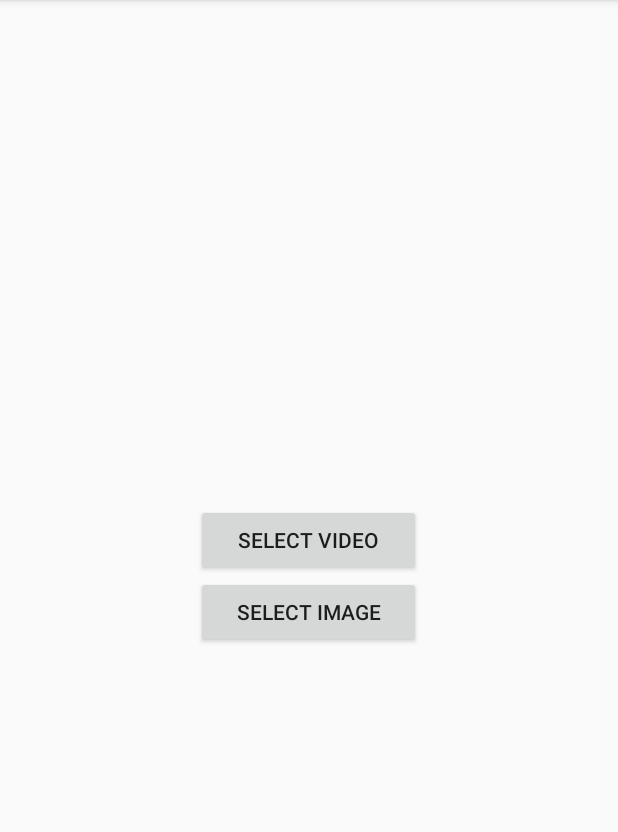
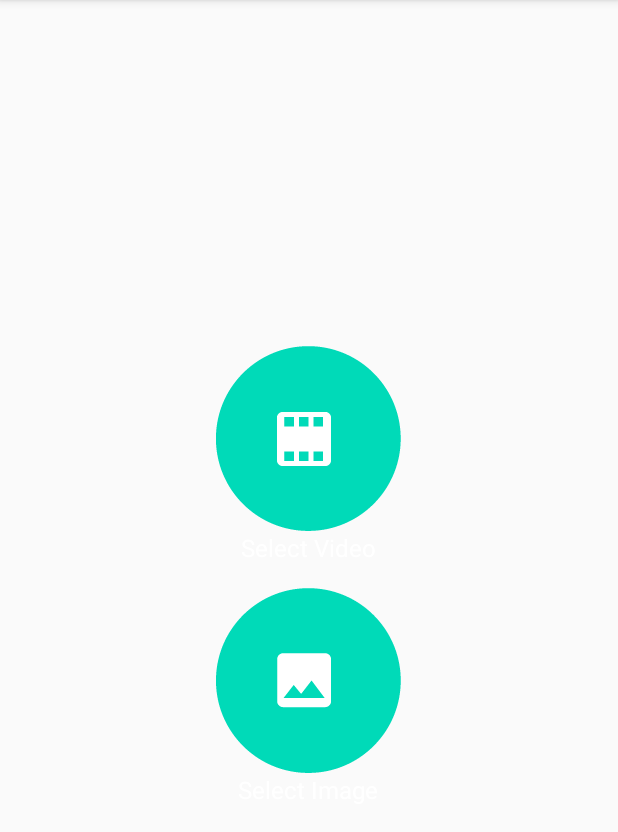
Before and after one commit to picsart-aram/VideoEditor, an Android app: the screen it shows after launch (MainActivity), on a phone screen of 412 x 824 dp, the part 84-916 px from its top. Run offline under Robolectric (Android 15) with nearby library versions, the phone set to English and light mode, and no system bars.

Commit message:
main screen layout

```diff
--- /dev/null
+++ b/app/src/main/res/drawable/main_screen_select_image.xml
@@ -0,0 +1,5 @@
+<?xml version="1.0" encoding="utf-8"?>
+<selector xmlns:android="http://schemas.android.com/apk/res/android">
+    <item android:drawable="@drawable/select_image" android:state_pressed="false"></item>
+    <item android:drawable="@drawable/select_image_p" android:state_pressed="true"></item>
+</selector>
--- /dev/null
+++ b/app/src/main/res/drawable/main_screen_select_video.xml
@@ -0,0 +1,6 @@
+<?xml version="1.0" encoding="utf-8"?>
+<selector xmlns:android="http://schemas.android.com/apk/res/android">
+    <item android:drawable="@drawable/select_video" android:state_pressed="false"></item>
+    <item android:drawable="@drawable/select_video_p" android:state_pressed="true"></item>
+
+</selector>
--- a/app/src/main/res/layout/activity_main.xml
+++ b/app/src/main/res/layout/activity_main.xml
@@ -6,16 +6,26 @@
     android:orientation="vertical"
     tools:context=".MainActivity">
 
-    <Button
+    <TextView
+        android:layout_marginBottom="8dp"
+        android:textSize="16sp"
+        android:textColor="@android:color/white"
         android:id="@+id/select_video"
         android:layout_width="150dp"
         android:layout_height="wrap_content"
+        android:drawableTop="@drawable/main_screen_select_video"
+        android:gravity="center"
         android:text="Select Video" />
 
-    <Button
+    <TextView
+        android:layout_marginTop="8dp"
+        android:textSize="16sp"
+        android:textColor="@android:color/white"
         android:id="@+id/select_image"
         android:layout_width="150dp"
         android:layout_height="wrap_content"
+        android:drawableTop="@drawable/main_screen_select_image"
+        android:gravity="center"
         android:text="Select Image" />
 
 
```
Also changed, not shown: app/src/main/res/drawable-hdpi/select_image.png (added), app/src/main/res/drawable-hdpi/select_image_p.png (added), app/src/main/res/drawable-hdpi/select_video.png (added), app/src/main/res/drawable-hdpi/select_video_p.png (added), app/src/main/res/drawable-mdpi/select_image.png (added), app/src/main/res/drawable-mdpi/select_image_p.png (added), app/src/main/res/drawable-mdpi/select_video.png (added), app/src/main/res/drawable-mdpi/select_video_p.png (added), app/src/main/res/drawable-xhdpi/select_image.png (added), app/src/main/res/drawable-xhdpi/select_image_p.png (added), app/src/main/res/drawable-xhdpi/select_video.png (added), app/src/main/res/drawable-xhdpi/select_video_p.png (added), app/src/main/res/drawable-xxhdpi/select_image.png (added), app/src/main/res/drawable-xxhdpi/select_image_p.png (added), 2 more files.
